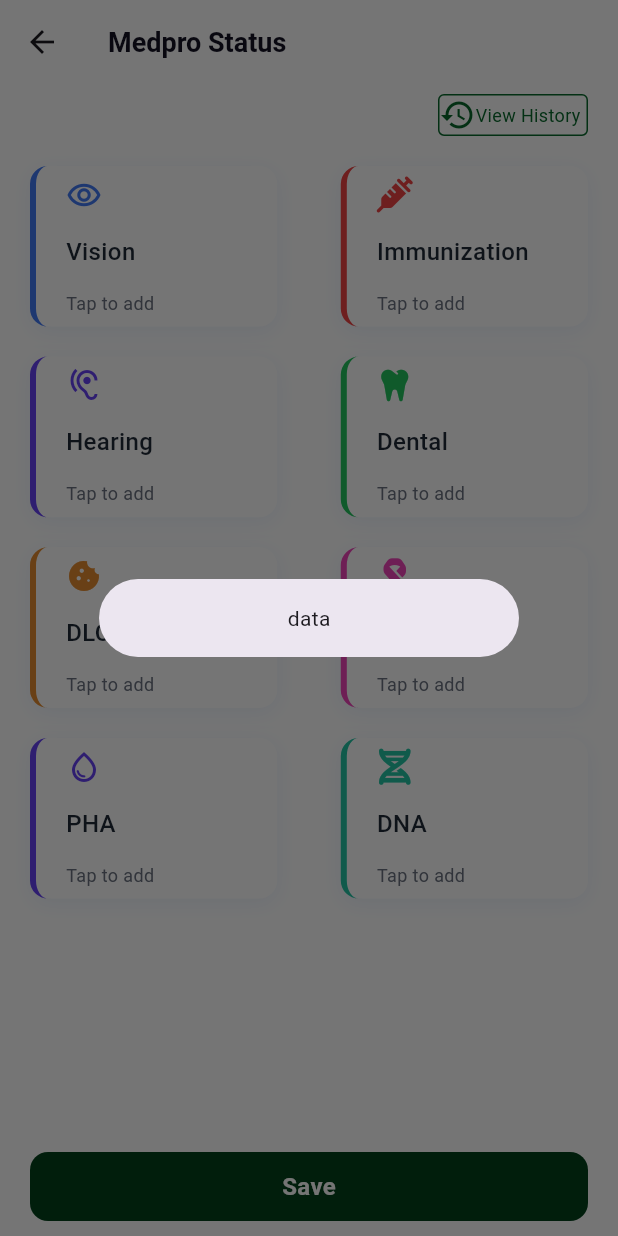
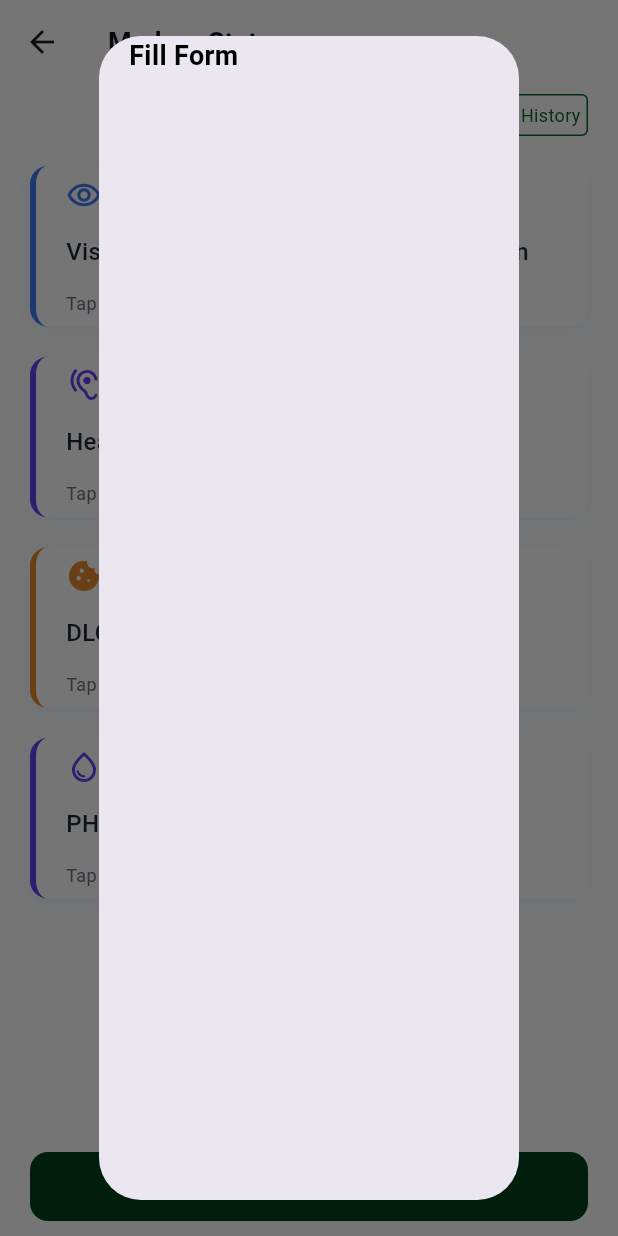
Before and after one commit to rayhantmt/ameriajproducts, a Flutter app: the MedproView screen opened by its route, after a tap on "Vision", on a phone screen of 412 x 824 dp. Run offline on Flutter 3.47's test engine with Material 3 defaults, Android fonts, the phone set to English and light mode, and no system bars; our stand-ins replace flutter_svg, font_awesome_flutter, get.

Commit message:
desinging the alert dialouge

```diff
--- a/lib/app/common_widgets/medpro_details_alert_dialouge.dart
+++ b/lib/app/common_widgets/medpro_details_alert_dialouge.dart
@@ -7,11 +7,17 @@ class MedproDetailsAlertDialouge extends StatelessWidget {
   Widget build(BuildContext context) {
     return Dialog(
       child: Padding(
-        padding: const EdgeInsets.all(16.0),
+        padding: const EdgeInsets.only(left: 20,right: 20),
         child: Column(
-          mainAxisSize: MainAxisSize.min,
+crossAxisAlignment: CrossAxisAlignment.start,
           children: [
-            Text('data'),
+            Text('Fill Form',
+            style: TextStyle(
+              fontWeight: FontWeight.w700,
+              fontSize: 18,
+              color: Colors.black
+            ),
+            ),
           ],
         ),
       ),
```
